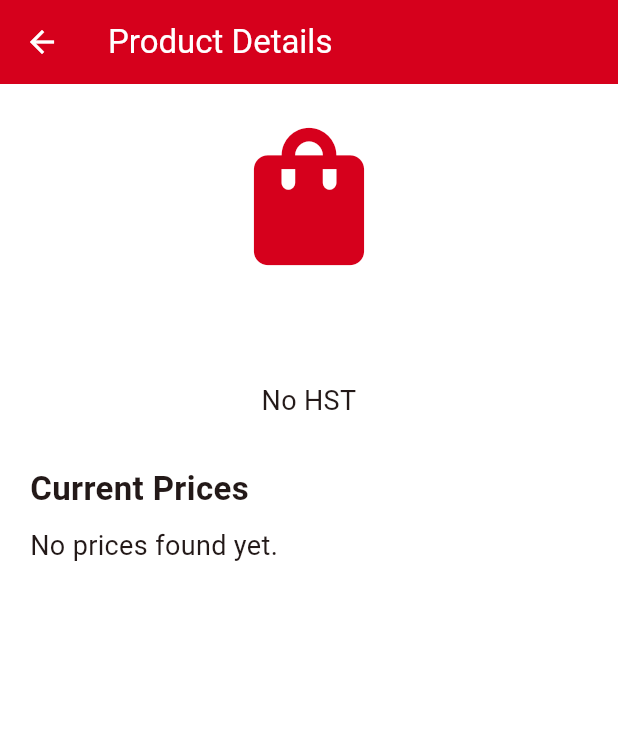
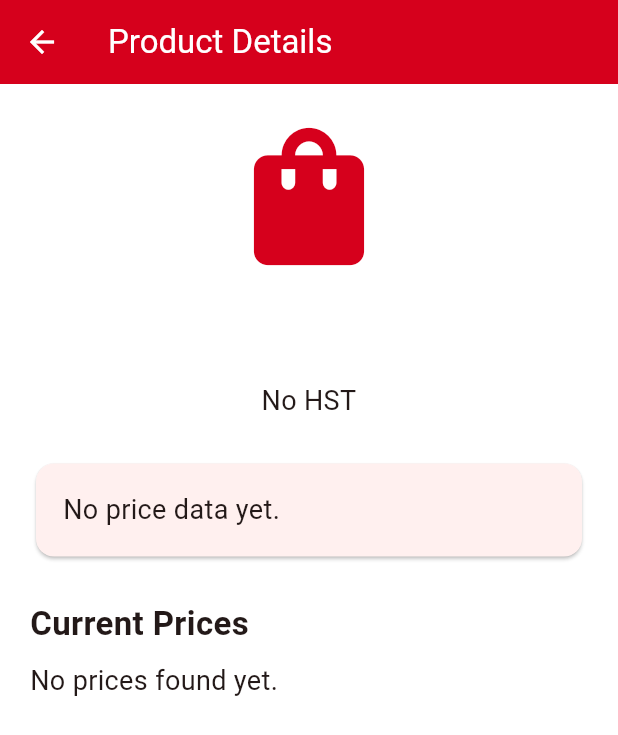
Before and after one commit to bobbybou14/SmartCart-Canada, a Flutter app: the ProductDetailsScreen screen opened directly with empty values, on a phone screen of 412 x 824 dp. Shown: the top 735 px of the screen. Run offline on Flutter 3.47's test engine with Material 3 defaults, Android fonts, the phone set to English and light mode, and no system bars; our stand-ins replace flutter_dotenv, supabase_flutter; missing offline and left inert: mobile_scanner; accounts and stored records are empty.

Commit message:
Add product price intelligence summary

```diff
--- a/lib/screens/product_details_screen.dart
+++ b/lib/screens/product_details_screen.dart
@@ -29,7 +29,8 @@ class _ProductDetailsScreenState extends State<ProductDetailsScreen> {
   }
 
   Future<void> loadPrices() async {
-    final results = await PriceService.getPricesForProduct(widget.product.barcode);
+    final results =
+        await PriceService.getPricesForProduct(widget.product.barcode);
 
     setState(() {
       prices = results;
@@ -41,6 +42,21 @@ class _ProductDetailsScreenState extends State<ProductDetailsScreen> {
     if (prices.isEmpty) return 0;
     final total = prices.fold<double>(0, (sum, price) => sum + price.price);
     return total / prices.length;
+  }
+
+  double get lowestPrice {
+    if (prices.isEmpty) return 0;
+    return prices.first.price;
+  }
+
+  double get highestPrice {
+    if (prices.isEmpty) return 0;
+    return prices.map((p) => p.price).reduce((a, b) => a > b ? a : b);
+  }
+
+  double get potentialSavings {
+    if (prices.length < 2) return 0;
+    return highestPrice - lowestPrice;
   }
 
   Widget productImage() {
@@ -58,6 +74,76 @@ class _ProductDetailsScreenState extends State<ProductDetailsScreen> {
     );
   }
 
+  Widget priceSummaryCard() {
+    if (prices.isEmpty) {
+      return const Card(
+        child: Padding(
+          padding: EdgeInsets.all(18),
+          child: Text(
+            'No price data yet.',
+            style: TextStyle(fontSize: 18),
+          ),
+        ),
+      );
+    }
+
+    final bestPrice = prices.first;
+
+    return Card(
+      color: const Color(0xFFF7F7F7),
+      child: Padding(
+        padding: const EdgeInsets.all(18),
+        child: Column(
+          crossAxisAlignment: CrossAxisAlignment.stretch,
+          children: [
+            const Text(
+              '🥇 Best Price',
+              style: TextStyle(fontSize: 22, fontWeight: FontWeight.bold),
+            ),
+            const SizedBox(height: 10),
+            Text(
+              bestPrice.store.isEmpty ? 'Unknown Store' : bestPrice.store,
+              style: const TextStyle(fontSize: 20),
+            ),
+            Text(
+              '\$${bestPrice.price.toStringAsFixed(2)}',
+              style: const TextStyle(
+                fontSize: 28,
+                fontWeight: FontWeight.bold,
+                color: Colors.green,
+              ),
+            ),
+            const Divider(height: 28),
+            _summaryRow('Average Price', averagePrice),
+            _summaryRow('Highest Price', highestPrice),
+            _summaryRow('Potential Savings', potentialSavings),
+            const SizedBox(height: 6),
+            Text(
+              '${prices.length} store${prices.length == 1 ? '' : 's'} compared',
+              style: const TextStyle(fontSize: 16),
+            ),
+          ],
+        ),
+      ),
+    );
+  }
+
+  Widget _summaryRow(String label, double amount) {
+    return Padding(
+      padding: const EdgeInsets.only(bottom: 6),
+      child: Row(
+        mainAxisAlignment: MainAxisAlignment.spaceBetween,
+        children: [
+          Text(label, style: const TextStyle(fontSize: 17)),
+          Text(
+            '\$${amount.toStringAsFixed(2)}',
+            style: const TextStyle(fontSize: 17, fontWeight: FontWeight.bold),
+          ),
+        ],
+      ),
+    );
+  }
+
   Widget priceCard(Price price, int index) {
     final isCheapest = index == 0;
 
@@ -72,9 +158,7 @@ class _ProductDetailsScreenState extends State<ProductDetailsScreen> {
           price.store.isEmpty ? 'Unknown Store' : price.store,
           style: const TextStyle(fontWeight: FontWeight.bold),
         ),
-        subtitle: Text(
-          '${price.city}, ${price.province}',
-        ),
+        subtitle: Text('${price.city}, ${price.province}'),
         trailing: Text(
           '\$${price.price.toStringAsFixed(2)}',
           style: TextStyle(
@@ -127,7 +211,9 @@ class _ProductDetailsScreenState extends State<ProductDetailsScreen> {
               textAlign: TextAlign.center,
               style: const TextStyle(fontSize: 18),
             ),
-            const SizedBox(height: 30),
+            const SizedBox(height: 25),
+            priceSummaryCard(),
+            const SizedBox(height: 25),
             const Text(
               'Current Prices',
               style: TextStyle(fontSize: 22, fontWeight: FontWeight.bold),
@@ -140,16 +226,10 @@ class _ProductDetailsScreenState extends State<ProductDetailsScreen> {
                 'No prices found yet.',
                 style: TextStyle(fontSize: 18),
               )
-            else ...[
+            else
               ...prices.asMap().entries.map(
                     (entry) => priceCard(entry.value, entry.key),
                   ),
-              const SizedBox(height: 15),
-              Text(
-                'Average Price: \$${averagePrice.toStringAsFixed(2)}',
-                style: const TextStyle(fontSize: 18, fontWeight: FontWeight.bold),
-              ),
-            ],
           ],
         ),
       ),
```
